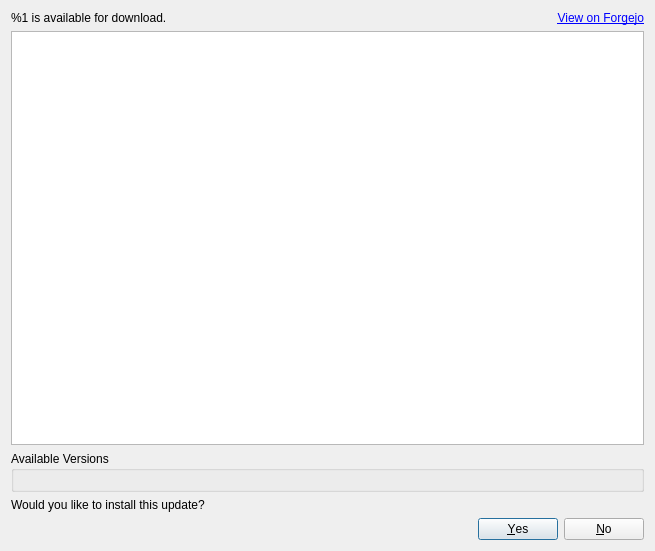
The window that src/yuzu/updater/update_dialog.ui (969981/Eglantine-MKW) describes before a commit, drawn with Qt 5.
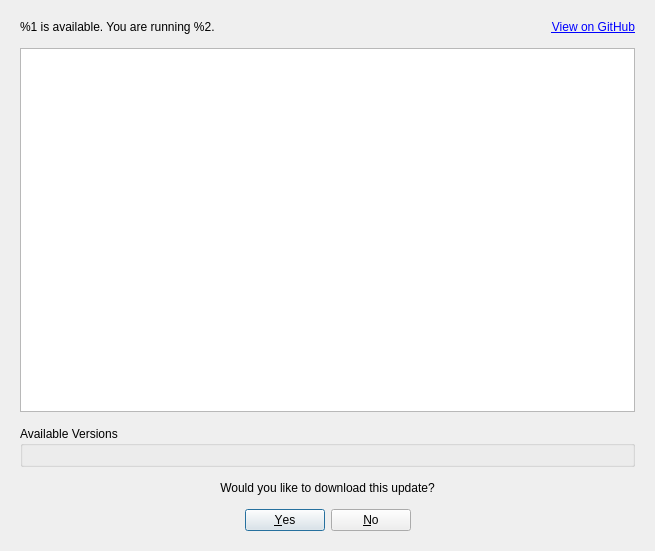
The same window after the commit.

Patch:
```diff
--- a/src/yuzu/updater/update_dialog.ui
+++ b/src/yuzu/updater/update_dialog.ui
@@ -14,10 +14,28 @@
    <string>Update Available</string>
   </property>
   <layout class="QGridLayout" name="gridLayout">
+   <property name="leftMargin">
+    <number>20</number>
+   </property>
+   <property name="topMargin">
+    <number>20</number>
+   </property>
+   <property name="rightMargin">
+    <number>20</number>
+   </property>
+   <property name="bottomMargin">
+    <number>20</number>
+   </property>
+   <property name="horizontalSpacing">
+    <number>12</number>
+   </property>
+   <property name="verticalSpacing">
+    <number>14</number>
+   </property>
    <item row="0" column="1">
     <widget class="QLabel" name="url">
      <property name="text">
-      <string>&lt;a href=&quot;%1&quot;&gt;View on Forgejo&lt;/a&gt;</string>
+      <string>&lt;a href=&quot;%1&quot;&gt;View on GitHub&lt;/a&gt;</string>
      </property>
      <property name="alignment">
       <set>Qt::AlignmentFlag::AlignRight|Qt::AlignmentFlag::AlignTrailing|Qt::AlignmentFlag::AlignVCenter</set>
@@ -30,7 +48,10 @@
    <item row="3" column="0" colspan="2">
     <widget class="QLabel" name="label_2">
      <property name="text">
-      <string>Would you like to install this update?</string>
+      <string>Would you like to download this update?</string>
+     </property>
+     <property name="alignment">
+      <set>Qt::AlignmentFlag::AlignCenter</set>
      </property>
     </widget>
    </item>
@@ -42,6 +63,9 @@
      <property name="standardButtons">
       <set>QDialogButtonBox::StandardButton::No|QDialogButtonBox::StandardButton::Yes</set>
      </property>
+     <property name="centerButtons">
+      <bool>true</bool>
+     </property>
     </widget>
    </item>
    <item row="2" column="0" colspan="2">
@@ -55,7 +79,7 @@
    <item row="0" column="0">
     <widget class="QLabel" name="version">
      <property name="text">
-      <string>%1 is available for download.</string>
+      <string>%1 is available. You are running %2.</string>
      </property>
     </widget>
    </item>
```
